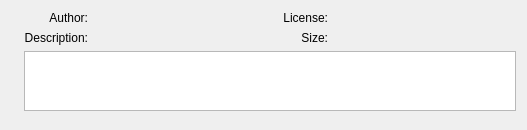
The window that src/gui/addonWidget.ui (Stellarium/stellarium) describes before a commit, drawn with Qt 5.
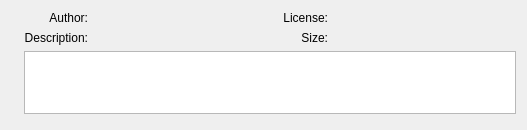
The same window after the commit.

Commit message: Addonwidget - fixing qtextbrowser size

The edit to the form file:
```diff
--- a/src/gui/addonWidget.ui
+++ b/src/gui/addonWidget.ui
@@ -67,10 +67,13 @@
      <property name="orientation">
       <enum>Qt::Vertical</enum>
      </property>
+     <property name="sizeType">
+      <enum>QSizePolicy::MinimumExpanding</enum>
+     </property>
      <property name="sizeHint" stdset="0">
       <size>
        <width>20</width>
-       <height>8</height>
+       <height>5</height>
       </size>
      </property>
     </spacer>
@@ -86,7 +89,7 @@
      <property name="maximumSize">
       <size>
        <width>16777215</width>
-       <height>60</height>
+       <height>65</height>
       </size>
      </property>
      <property name="focusPolicy">
```
Left out of the diff: 6 changed lines with no effect on the pictures.
